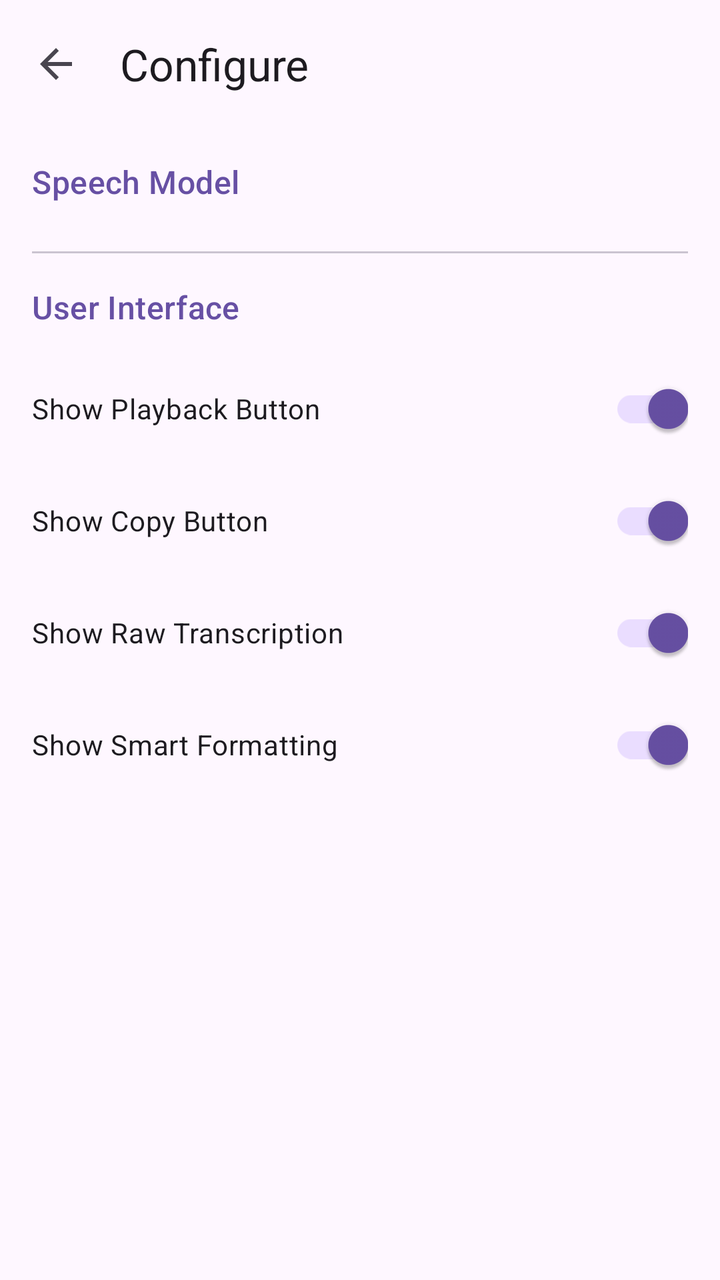
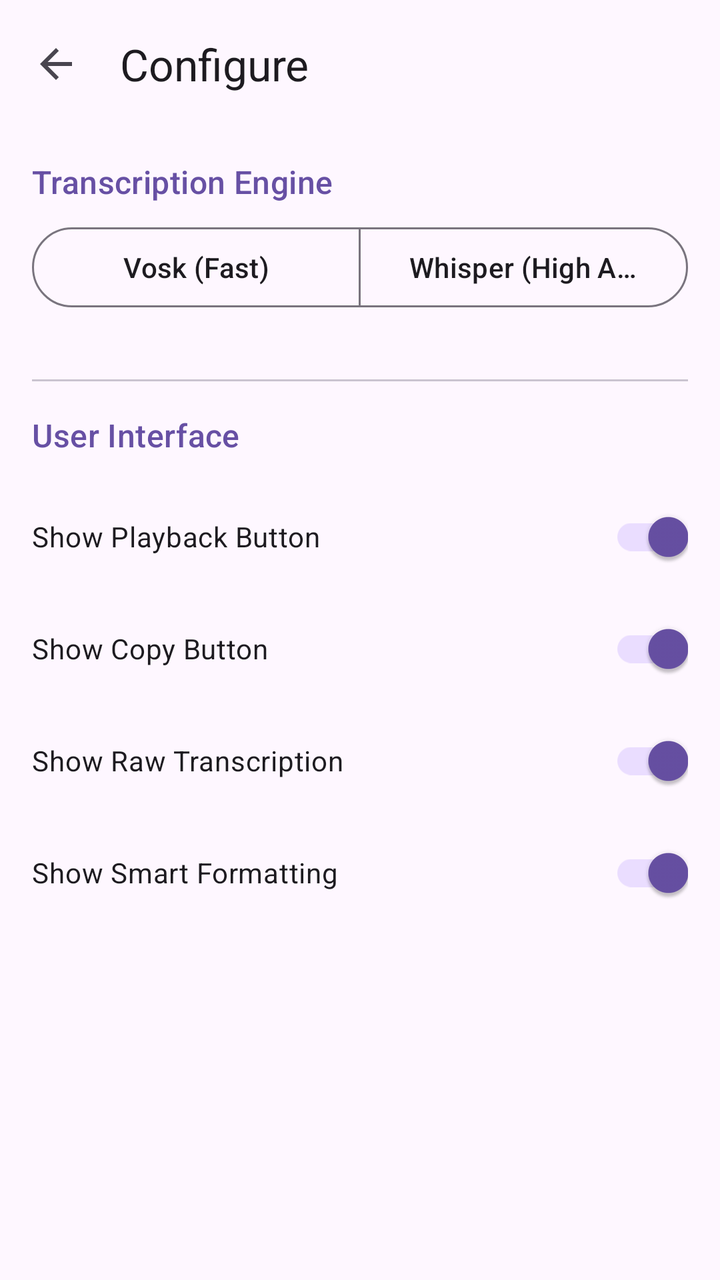

The first picture is an Android layout as it rendered before a commit; the second is the same layout after the commit. The layout source and the unified diff follow.
<!-- AndroidManifest.xml: application theme Theme.AintListening -->
<!-- res/layout/activity_model_management.xml -->
<?xml version="1.0" encoding="utf-8"?>
<androidx.constraintlayout.widget.ConstraintLayout xmlns:android="http://schemas.android.com/apk/res/android"
    xmlns:app="http://schemas.android.com/apk/res-auto"
    android:layout_width="match_parent"
    android:layout_height="match_parent">

    <com.google.android.material.appbar.AppBarLayout
        android:id="@+id/appBarLayout"
        android:layout_width="match_parent"
        android:layout_height="wrap_content"
        app:layout_constraintTop_toTopOf="parent">

        <com.google.android.material.appbar.MaterialToolbar
            android:id="@+id/toolbar"
            android:layout_width="match_parent"
            android:layout_height="?attr/actionBarSize"
            app:title="@string/button_configure"
            app:navigationIcon="@drawable/ic_arrow_back" />

    </com.google.android.material.appbar.AppBarLayout>

    <com.google.android.material.progressindicator.LinearProgressIndicator
        android:id="@+id/progressIndicator"
        android:layout_width="0dp"
        android:layout_height="wrap_content"
        android:indeterminate="true"
        android:visibility="gone"
        app:layout_constraintTop_toBottomOf="@id/appBarLayout"
        app:layout_constraintStart_toStartOf="parent"
        app:layout_constraintEnd_toEndOf="parent" />

    <androidx.core.widget.NestedScrollView
        android:layout_width="0dp"
        android:layout_height="0dp"
        android:clipToPadding="false"
        app:layout_constraintTop_toBottomOf="@id/progressIndicator"
        app:layout_constraintBottom_toBottomOf="parent"
        app:layout_constraintStart_toStartOf="parent"
        app:layout_constraintEnd_toEndOf="parent">

        <LinearLayout
            android:layout_width="match_parent"
            android:layout_height="wrap_content"
            android:orientation="vertical"
            android:padding="16dp">

            <TextView
                android:layout_width="match_parent"
                android:layout_height="wrap_content"
                android:text="@string/label_speech_model"
                android:textAppearance="?attr/textAppearanceTitleMedium"
                android:textColor="?attr/colorPrimary"
                android:layout_marginBottom="8dp" />

            <androidx.recyclerview.widget.RecyclerView
                android:id="@+id/modelRecyclerView"
                android:layout_width="match_parent"
                android:layout_height="wrap_content"
                android:nestedScrollingEnabled="false"
                android:clipToPadding="false" />

            <com.google.android.material.divider.MaterialDivider
                android:layout_width="match_parent"
                android:layout_height="wrap_content"
                android:layout_marginTop="16dp"
                android:layout_marginBottom="16dp" />

            <TextView
                android:layout_width="match_parent"
                android:layout_height="wrap_content"
                android:text="@string/label_ui_settings"
                android:textAppearance="?attr/textAppearanceTitleMedium"
                android:textColor="?attr/colorPrimary"
                android:layout_marginBottom="16dp" />

            <com.google.android.material.switchmaterial.SwitchMaterial
                android:id="@+id/switchPlayback"
                android:layout_width="match_parent"
                android:layout_height="wrap_content"
                android:text="@string/label_show_playback"
                android:checked="true"
                android:layout_marginBottom="8dp" />

            <com.google.android.material.switchmaterial.SwitchMaterial
                android:id="@+id/switchCopy"
                android:layout_width="match_parent"
                android:layout_height="wrap_content"
                android:text="@string/label_show_copy"
                android:checked="true"
                android:layout_marginBottom="8dp" />

            <com.google.android.material.switchmaterial.SwitchMaterial
                android:id="@+id/switchRaw"
                android:layout_width="match_parent"
                android:layout_height="wrap_content"
                android:text="@string/label_show_raw"
                android:checked="true"
                android:layout_marginBottom="8dp" />

            <com.google.android.material.switchmaterial.SwitchMaterial
                android:id="@+id/switchSmart"
                android:layout_width="match_parent"
                android:layout_height="wrap_content"
                android:text="@string/label_show_smart"
                android:checked="true"
                android:layout_marginBottom="16dp" />

        </LinearLayout>
    </androidx.core.widget.NestedScrollView>

</androidx.constraintlayout.widget.ConstraintLayout>
<!-- resources referenced by this layout -->
<resources>
  <!-- drawable ic_arrow_back (drawable) -->
  <vector xmlns:android="http://schemas.android.com/apk/res/android"
      android:width="24dp"
      android:height="24dp"
      android:viewportWidth="24"
      android:viewportHeight="24"
      android:tint="?attr/colorControlNormal">
    <path
        android:fillColor="@android:color/white"
        android:pathData="M20,11H7.83l5.59,-5.59L12,4l-8,8 8,8 1.41,-1.41L7.83,13H20v-2z"/>
  </vector>
  <string name="button_configure">Configure</string>
  <string name="label_show_copy">Show Copy Button</string>
  <string name="label_show_playback">Show Playback Button</string>
  <string name="label_show_raw">Show Raw Transcription</string>
  <string name="label_show_smart">Show Smart Formatting</string>
  <string name="label_speech_model">Speech Model</string>
  <string name="label_ui_settings">User Interface</string>
  <style name="Theme.AintListening" parent="Theme.Material3.DayNight.NoActionBar">
          <item name="android:statusBarColor">@android:color/transparent</item>
          <item name="android:windowLightStatusBar" tools:targetApi="m">false</item>
      </style>
</resources>

<!-- the commit's change to res/layout/activity_model_management.xml (unified diff, before → after) -->
@@ -51,6 +51,32 @@
                 android:textAppearance="?attr/textAppearanceTitleMedium"
                 android:textColor="?attr/colorPrimary"
                 android:layout_marginBottom="8dp" />
+
+            <com.google.android.material.button.MaterialButtonToggleGroup
+                android:id="@+id/engineToggleGroup"
+                android:layout_width="match_parent"
+                android:layout_height="wrap_content"
+                android:layout_marginBottom="16dp"
+                app:singleSelection="true"
+                app:selectionRequired="true">
+
+                <com.google.android.material.button.MaterialButton
+                    android:id="@+id/buttonVosk"
+                    style="?attr/materialButtonOutlinedStyle"
+                    android:layout_width="0dp"
+                    android:layout_height="wrap_content"
+                    android:layout_weight="1"
+                    android:text="@string/engine_vosk" />
+
+                <com.google.android.material.button.MaterialButton
+                    android:id="@+id/buttonWhisper"
+                    style="?attr/materialButtonOutlinedStyle"
+                    android:layout_width="0dp"
+                    android:layout_height="wrap_content"
+                    android:layout_weight="1"
+                    android:text="@string/engine_whisper" />
+
+            </com.google.android.material.button.MaterialButtonToggleGroup>
 
             <androidx.recyclerview.widget.RecyclerView
                 android:id="@+id/modelRecyclerView"
<!-- resource entries referenced after the edit -->
@@ -12,11 +12,13 @@
         android:pathData="M20,11H7.83l5.59,-5.59L12,4l-8,8 8,8 1.41,-1.41L7.83,13H20v-2z"/>
   </vector>
   <string name="button_configure">Configure</string>
+  <string name="engine_vosk">Vosk (Fast)</string>
+  <string name="engine_whisper">Whisper (High Accuracy)</string>
   <string name="label_show_copy">Show Copy Button</string>
   <string name="label_show_playback">Show Playback Button</string>
   <string name="label_show_raw">Show Raw Transcription</string>
   <string name="label_show_smart">Show Smart Formatting</string>
-  <string name="label_speech_model">Speech Model</string>
+  <string name="label_speech_model">Transcription Engine</string>
   <string name="label_ui_settings">User Interface</string>
   <style name="Theme.AintListening" parent="Theme.Material3.DayNight.NoActionBar">
           <item name="android:statusBarColor">@android:color/transparent</item>
